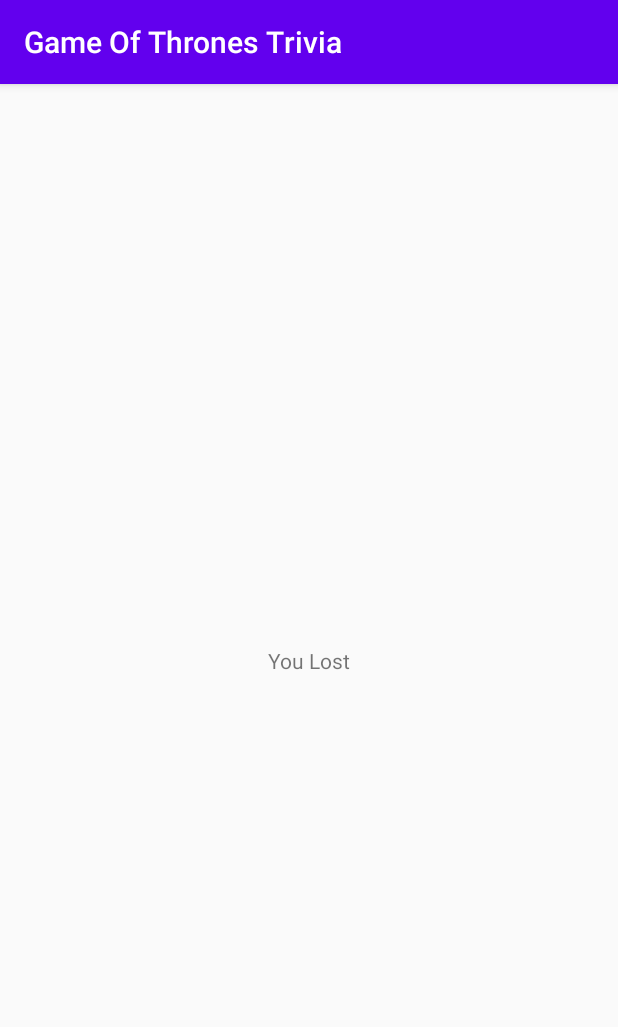
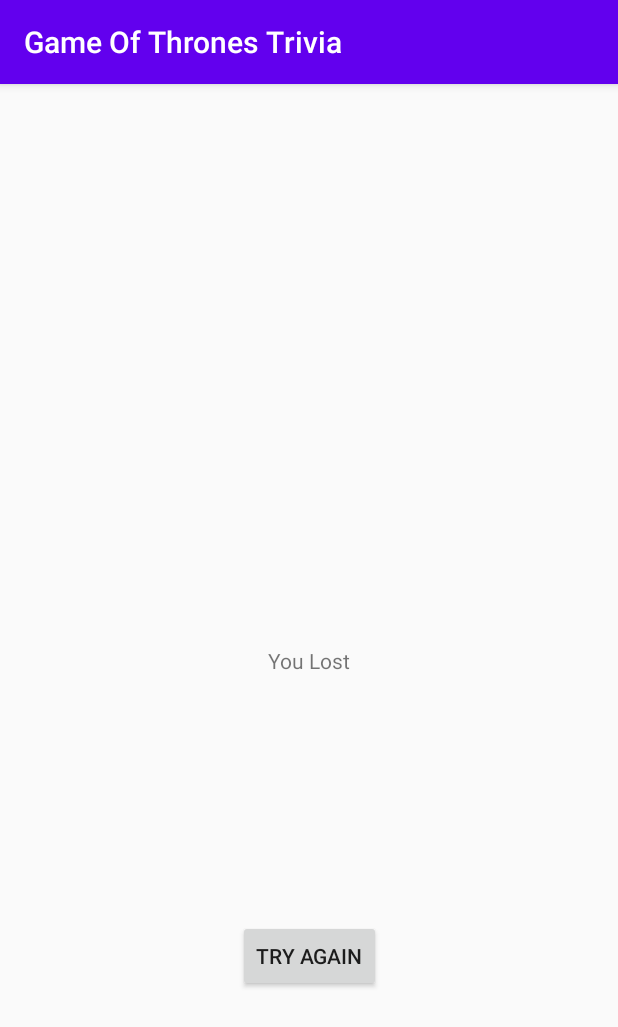
Before and after one commit to LukeRamsay/GameOfThronesTrivia, an Android app: the GameFragment screen opened through its navigation route, after a tap on "SUBMIT", on a phone screen of 412 x 824 dp. Shown: the top 1027 px of the screen. Run offline under Robolectric (Android 15) with nearby library versions, the phone set to English and light mode, and no system bars; our stand-ins replace data binding; 3 statements that could not run were skipped.

Commit message:
Added Images
Images added to questions page and styled correctly

```diff
--- a/app/build.gradle
+++ b/app/build.gradle
@@ -49,4 +49,7 @@
     implementation "android.arch.navigation:navigation-ui-ktx:$version_navigation"
     //Fragment
     implementation "androidx.fragment:fragment-ktx:$fragment_version"
+    //Glide
+    implementation 'com.github.bumptech.glide:glide:4.11.0'
+    kapt 'com.github.bumptech.glide:compiler:4.11.0'
 }
--- a/app/src/main/java/com/example/gameofthronestrivia/GameFragment.kt
+++ b/app/src/main/java/com/example/gameofthronestrivia/GameFragment.kt
@@ -1,5 +1,6 @@
 package com.example.gameofthronestrivia
 
+import android.net.Uri
 import android.os.Bundle
 import androidx.fragment.app.Fragment
 import android.view.LayoutInflater
@@ -14,6 +15,7 @@
 import androidx.lifecycle.Observer
 import androidx.lifecycle.ViewModel
 import androidx.navigation.findNavController
+import com.bumptech.glide.Glide
 import com.example.gameofthronestrivia.databinding.FragmentGameBinding
 
 /**
@@ -35,14 +37,14 @@
 
         viewModel.score.observe(viewLifecycleOwner, Observer { newScore ->
             //Displaying score over how many questions there are
-            binding.score.text = "Score $newScore / ${viewModel.amountOfQuestions.value} "
-            //Displaying how many questions they are and what question they are on currently
-
+            binding.score.text = "Score $newScore /" + "${viewModel.amountOfQuestions.value}"
+            //Displaying how many questions there are when loading the fragment (Duplicated on submit button onlick)
+            binding.progress.text = "${viewModel.currentQuestion.value!!.plus(1)} / ${viewModel.amountOfQuestions.value} "
         })
 
         viewModel.question.observe(viewLifecycleOwner, Observer { newQuestion ->
             binding.question.text = newQuestion.question
-
+            Glide.with(this).load(Uri.parse("file:///android_asset/${newQuestion.image}")).into(binding.imageView)
             val rGroup = binding.radioGroup
             rGroup.removeAllViews()
             for ((index, answer) in newQuestion.answers.withIndex()){
@@ -52,13 +54,14 @@
         })
 
         binding.submitButton.setOnClickListener {view : View ->
-            //Displaying how many questions they are and what question they are on currently
-            binding.progress.text = "${viewModel.currentQuestion.value!!.plus(1)} / ${viewModel.amountOfQuestions.value} "
+
             val id = binding.radioGroup.checkedRadioButtonId
             viewModel.checkQuestion(id)
-            Toast.makeText(context, "This is the current ID: ${viewModel.currentQuestion.value}", Toast.LENGTH_SHORT).show()
+//            Toast.makeText(context, "This is the current ID: ${viewModel.currentQuestion.value}", Toast.LENGTH_SHORT).show()
             if(viewModel.currentQuestion.value!! < viewModel.amountOfQuestions.value!!.minus(1)) {
                 viewModel.updateQuestion(viewModel.currentQuestion.value ?: 0)
+                //Displaying how many questions they are and what question they are on currently (Duplicated from earlier/ this adds 1 to the value of the current question because otherwise it would be one behind)
+                binding.progress.text = "${viewModel.currentQuestion.value!!.plus(1)} / ${viewModel.amountOfQuestions.value}"
             } else  {
                 if(viewModel.score.value!! == viewModel.amountOfQuestions.value!!){
                     view.findNavController().navigate(R.id.action_gameFragment_to_gameWonFragment)
--- a/app/src/main/java/com/example/gameofthronestrivia/GameLostFragment.kt
+++ b/app/src/main/java/com/example/gameofthronestrivia/GameLostFragment.kt
@@ -5,6 +5,12 @@
 import android.view.LayoutInflater
 import android.view.View
 import android.view.ViewGroup
+import androidx.databinding.DataBindingUtil
+import androidx.navigation.Navigation
+import com.example.gameofthronestrivia.databinding.ActivityMainBinding
+import com.example.gameofthronestrivia.databinding.FragmentGameBinding
+import com.example.gameofthronestrivia.databinding.FragmentGameLostBinding
+import com.example.gameofthronestrivia.databinding.FragmentTitleBinding
 
 /**
  * A simple [Fragment] subclass.
@@ -16,7 +22,13 @@
         savedInstanceState: Bundle?
     ): View? {
         // Inflate the layout for this fragment
-        return inflater.inflate(R.layout.fragment_game_lost, container, false)
+        //return inflater.inflate(R.layout.fragment_game_lost, container, false)
+        //Navigation from loss to home
+        val binding: FragmentGameLostBinding = DataBindingUtil.inflate(inflater, R.layout.fragment_game_lost, container, false)
+        binding.homeButtonLoss.setOnClickListener(
+            Navigation.createNavigateOnClickListener(R.id.action_gameLostFragment_to_homeFragment)
+        )
+        return binding.root
+
     }
-
 }
--- a/app/src/main/java/com/example/gameofthronestrivia/GameViewModel.kt
+++ b/app/src/main/java/com/example/gameofthronestrivia/GameViewModel.kt
@@ -50,24 +50,24 @@
     }
 
     private val questions = listOf(
-        Question("Our First Question",1, listOf("answer 1 ", "answer 2", "answer 3", "answer 4"), "answer 1 "),
-        Question("Our Second Question",2, listOf("answer 1 ", "answer 2", "answer 3", "answer 4"), "answer 1 "),
-        Question("Our Third Question",3, listOf("answer 1 ", "answer 2", "answer 3", "answer 4"), "answer 1 "),
-        Question("Our Fourth Question",4, listOf("answer 1 ", "answer 2", "answer 3", "answer 4"), "answer 1 "),
-        Question("Our Fifth Question",5, listOf("answer 1 ", "answer 2", "answer 3", "answer 4"), "answer 1 "),
-        Question("Our Sixth Question",6, listOf("answer 1 ", "answer 2", "answer 3", "answer 4"), "answer 1 "),
-        Question("Our Seventh Question",1, listOf("answer 1 ", "answer 2", "answer 3", "answer 4"), "answer 1 "),
-        Question("Our Eighth Question",2, listOf("answer 1 ", "answer 2", "answer 3", "answer 4"), "answer 1 "),
-        Question("Our Ninth Question",3, listOf("answer 1 ", "answer 2", "answer 3", "answer 4"), "answer 1 "),
-        Question("Our Tenth Question",4, listOf("answer 1 ", "answer 2", "answer 3", "answer 4"), "answer 1 "),
-        Question("Our 11 Question",5, listOf("answer 1 ", "answer 2", "answer 3", "answer 4"), "answer 1 "),
-        Question("Our 12 Question",6, listOf("answer 1 ", "answer 2", "answer 3", "answer 4"), "answer 1 "),
-        Question("Our 13 Question",1, listOf("answer 1 ", "answer 2", "answer 3", "answer 4"), "answer 1 "),
-        Question("Our 14 Question",2, listOf("answer 1 ", "answer 2", "answer 3", "answer 4"), "answer 1 "),
-        Question("Our 15 Question",3, listOf("answer 1 ", "answer 2", "answer 3", "answer 4"), "answer 1 "),
-        Question("Our 16 Question",4, listOf("answer 1 ", "answer 2", "answer 3", "answer 4"), "answer 1 "),
-        Question("Our 17 Question",5, listOf("answer 1 ", "answer 2", "answer 3", "answer 4"), "answer 1 "),
-        Question("Our 18 Question",6, listOf("answer 1 ", "answer 2", "answer 3", "answer 4"), "answer 1 ")
+        Question("Our First Question",1, listOf("answer 1 ", "answer 2", "answer 3", "answer 4"), "answer 1 ", "as_high_as_honor_by_noble__6_d89uhxq.jpg"),
+        Question("Our Second Question",2, listOf("answer 1 ", "answer 2", "answer 3", "answer 4"), "answer 1 ", "as_high_as_honor_by_noble__6_d89uhxq.jpg"),
+        Question("Our Third Question",3, listOf("answer 1 ", "answer 2", "answer 3", "answer 4"), "answer 1 ", "as_high_as_honor_by_noble__6_d89uhxq.jpg"),
+        Question("Our Fourth Question",4, listOf("answer 1 ", "answer 2", "answer 3", "answer 4"), "answer 1 ", "as_high_as_honor_by_noble__6_d89uhxq.jpg"),
+        Question("Our Fifth Question",5, listOf("answer 1 ", "answer 2", "answer 3", "answer 4"), "answer 1 ", "as_high_as_honor_by_noble__6_d89uhxq.jpg"),
+        Question("Our Sixth Question",6, listOf("answer 1 ", "answer 2", "answer 3", "answer 4"), "answer 1 ", "as_high_as_honor_by_noble__6_d89uhxq.jpg"),
+        Question("Our Seventh Question",1, listOf("answer 1 ", "answer 2", "answer 3", "answer 4"), "answer 1 ", "as_high_as_honor_by_noble__6_d89uhxq.jpg"),
+        Question("Our Eighth Question",2, listOf("answer 1 ", "answer 2", "answer 3", "answer 4"), "answer 1 ", "as_high_as_honor_by_noble__6_d89uhxq.jpg"),
+        Question("Our Ninth Question",3, listOf("answer 1 ", "answer 2", "answer 3", "answer 4"), "answer 1 ", "as_high_as_honor_by_noble__6_d89uhxq.jpg"),
+        Question("Our Tenth Question",4, listOf("answer 1 ", "answer 2", "answer 3", "answer 4"), "answer 1 ", "as_high_as_honor_by_noble__6_d89uhxq.jpg"),
+        Question("Our 11 Question",5, listOf("answer 1 ", "answer 2", "answer 3", "answer 4"), "answer 1 ", "as_high_as_honor_by_noble__6_d89uhxq.jpg"),
+        Question("Our 12 Question",6, listOf("answer 1 ", "answer 2", "answer 3", "answer 4"), "answer 1 ", "as_high_as_honor_by_noble__6_d89uhxq.jpg"),
+        Question("Our 13 Question",1, listOf("answer 1 ", "answer 2", "answer 3", "answer 4"), "answer 1 ", "as_high_as_honor_by_noble__6_d89uhxq.jpg"),
+        Question("Our 14 Question",2, listOf("answer 1 ", "answer 2", "answer 3", "answer 4"), "answer 1 ", "as_high_as_honor_by_noble__6_d89uhxq.jpg"),
+        Question("Our 15 Question",3, listOf("answer 1 ", "answer 2", "answer 3", "answer 4"), "answer 1 ", "as_high_as_honor_by_noble__6_d89uhxq.jpg"),
+        Question("Our 16 Question",4, listOf("answer 1 ", "answer 2", "answer 3", "answer 4"), "answer 1 ", "as_high_as_honor_by_noble__6_d89uhxq.jpg"),
+        Question("Our 17 Question",5, listOf("answer 1 ", "answer 2", "answer 3", "answer 4"), "answer 1 ", "as_high_as_honor_by_noble__6_d89uhxq.jpg"),
+        Question("Our 18 Question",6, listOf("answer 1 ", "answer 2", "answer 3", "answer 4"), "answer 1 ", "as_high_as_honor_by_noble__6_d89uhxq.jpg")
     )
 //    fun generateDummyList(size: Int): List<CategoryItem> {
 //
--- a/app/src/main/java/com/example/gameofthronestrivia/data/Question.kt
+++ b/app/src/main/java/com/example/gameofthronestrivia/data/Question.kt
@@ -4,6 +4,7 @@
     val question: String,
     val categoryId: Int,
     val answers: List<String>,
-    val correctAnswer: String
+    val correctAnswer: String,
+    val image : String
 
 )
--- a/app/src/main/res/layout/fragment_game.xml
+++ b/app/src/main/res/layout/fragment_game.xml
@@ -22,8 +22,8 @@
 
         <ImageView
             android:id="@+id/imageView"
-            android:layout_width="wrap_content"
-            android:layout_height="wrap_content"
+            android:layout_width="200dp"
+            android:layout_height="200dp"
             android:src="@drawable/ic_launcher_background"
             app:layout_constraintBottom_toTopOf="@+id/question"
             app:layout_constraintEnd_toEndOf="parent"
--- a/app/src/main/res/layout/fragment_game_lost.xml
+++ b/app/src/main/res/layout/fragment_game_lost.xml
@@ -1,10 +1,13 @@
 <?xml version="1.0" encoding="utf-8"?>
-<androidx.constraintlayout.widget.ConstraintLayout xmlns:android="http://schemas.android.com/apk/res/android"
+
+<layout xmlns:android="http://schemas.android.com/apk/res/android"
     xmlns:app="http://schemas.android.com/apk/res-auto"
     xmlns:tools="http://schemas.android.com/tools"
+    tools:context=".GameLostFragment">
+    <androidx.constraintlayout.widget.ConstraintLayout
         android:layout_width="match_parent"
         android:layout_height="match_parent"
-    tools:context=".GameLostFragment">
+        >
 
         <TextView
             android:id="@+id/textView4"
@@ -15,4 +18,15 @@
             app:layout_constraintEnd_toEndOf="parent"
             app:layout_constraintStart_toStartOf="parent"
             app:layout_constraintTop_toTopOf="parent" />
+
+        <Button
+            android:id="@+id/homeButtonLoss"
+            android:layout_width="wrap_content"
+            android:layout_height="wrap_content"
+            android:text="Try Again"
+            app:layout_constraintBottom_toBottomOf="parent"
+            app:layout_constraintEnd_toEndOf="parent"
+            app:layout_constraintStart_toStartOf="parent"
+            app:layout_constraintTop_toBottomOf="@+id/textView4" />
     </androidx.constraintlayout.widget.ConstraintLayout>
+</layout>
--- a/app/src/main/res/layout/fragment_game_won.xml
+++ b/app/src/main/res/layout/fragment_game_won.xml
@@ -1,10 +1,13 @@
 <?xml version="1.0" encoding="utf-8"?>
-<androidx.constraintlayout.widget.ConstraintLayout xmlns:android="http://schemas.android.com/apk/res/android"
+
+<layout xmlns:android="http://schemas.android.com/apk/res/android"
     xmlns:app="http://schemas.android.com/apk/res-auto"
     xmlns:tools="http://schemas.android.com/tools"
+    tools:context=".GameWonFragment">
+    <androidx.constraintlayout.widget.ConstraintLayout
         android:layout_width="match_parent"
         android:layout_height="match_parent"
-    tools:context=".GameWonFragment">
+        >
 
         <TextView
             android:id="@+id/textView3"
@@ -15,4 +18,15 @@
             app:layout_constraintEnd_toEndOf="parent"
             app:layout_constraintStart_toStartOf="parent"
             app:layout_constraintTop_toTopOf="parent" />
+
+        <Button
+            android:id="@+id/homeButton"
+            android:layout_width="wrap_content"
+            android:layout_height="wrap_content"
+            android:text="Restart"
+            app:layout_constraintBottom_toBottomOf="parent"
+            app:layout_constraintEnd_toEndOf="parent"
+            app:layout_constraintStart_toStartOf="parent"
+            app:layout_constraintTop_toBottomOf="@+id/textView3" />
     </androidx.constraintlayout.widget.ConstraintLayout>
+</layout>
--- a/app/src/main/res/navigation/navigation.xml
+++ b/app/src/main/res/navigation/navigation.xml
@@ -39,10 +39,18 @@
         android:id="@+id/gameLostFragment"
         android:name="com.example.gameofthronestrivia.GameLostFragment"
         android:label="fragment_game_lost"
-        tools:layout="@layout/fragment_game_lost" />
+        tools:layout="@layout/fragment_game_lost" >
+        <action
+            android:id="@+id/action_gameLostFragment_to_homeFragment"
+            app:destination="@id/homeFragment" />
+    </fragment>
     <fragment
         android:id="@+id/gameWonFragment"
         android:name="com.example.gameofthronestrivia.GameWonFragment"
         android:label="fragment_game_won"
-        tools:layout="@layout/fragment_game_won" />
+        tools:layout="@layout/fragment_game_won" >
+        <action
+            android:id="@+id/action_gameWonFragment_to_homeFragment"
+            app:destination="@id/homeFragment" />
+    </fragment>
 </navigation>
```
Also changed, not shown: app/src/main/assets/as_high_as_honor_by_noble__6_d89uhxq.jpg (added), app/src/main/assets/captain_of_the_iron_fleet_by_noble__6_d8a18e1.jpg (added), app/src/main/assets/kingslayer_by_noble__6_d89uhza.jpg (added), app/src/main/assets/the_blackfish_by_noble__6_d89vz0h.jpg (added), app/src/main/assets/the_red_viper_by_noble__6_d89uhyb.jpg (added), app/src/main/assets/the_widow_by_noble__6_d89vz0j.jpg (added), app/src/main/assets/usurper_by_noble__6_d89uhyq.jpg (added), app/src/main/assets/watcher_on_the_wall_by_noble__6_d89uhzs.jpg (added), 1 other file. Lines whose indentation alone changed are shown as unchanged.
